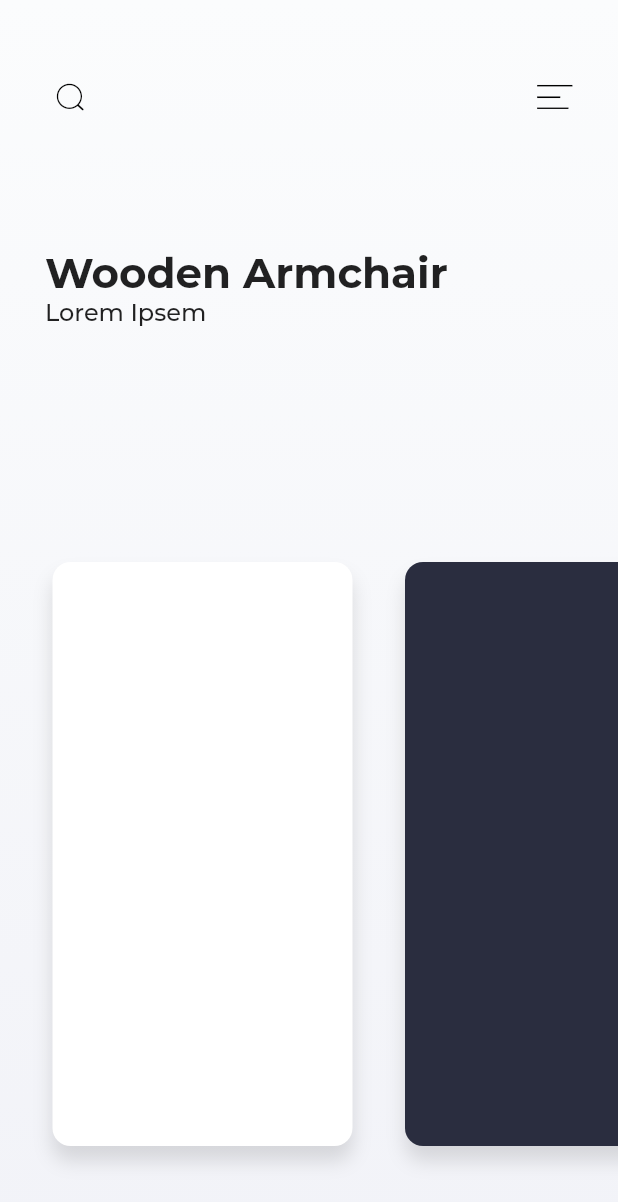
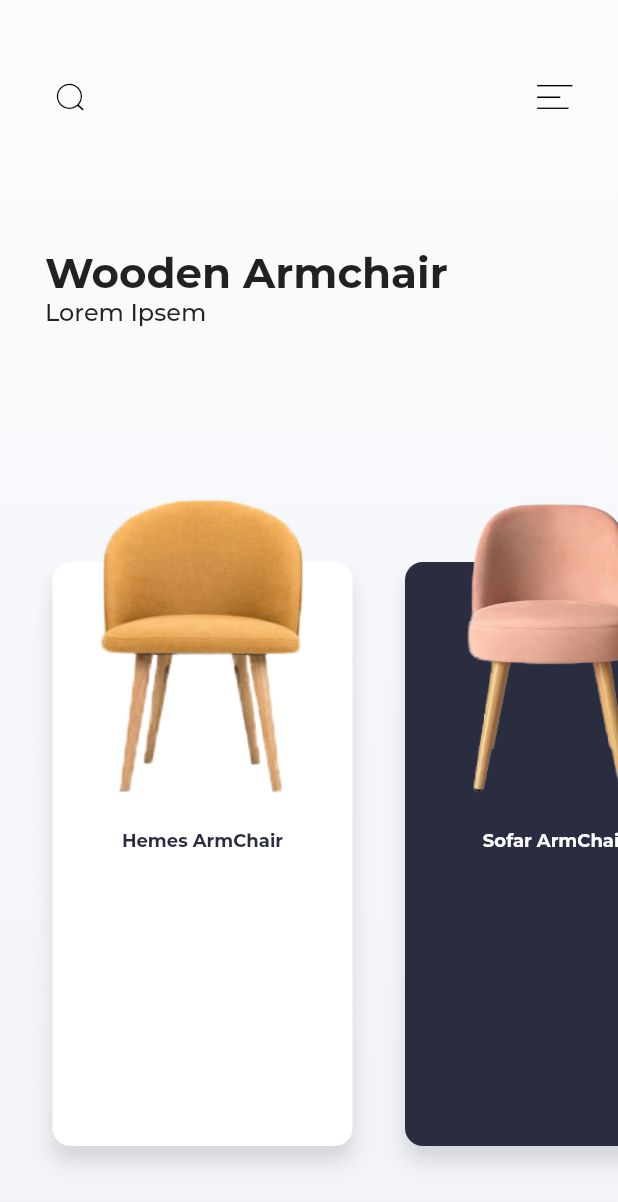
Before and after one commit to xavier-castro/flutter_furniture_app, a Flutter app: the screen it shows after launch, on a phone screen of 412 x 824 dp. Shown: the top 1202 px of the screen. Run offline on Flutter 3.47's test engine with Material 2 defaults, Android fonts, the phone set to English and light mode, and no system bars.

Commit message:
Add Text and images to cards

```diff
--- a/lib/main.dart
+++ b/lib/main.dart
@@ -114,6 +114,37 @@ class _MyAppState extends State<MyApp> {
                                         borderRadius:
                                             BorderRadius.circular(12.0)),
                                   ),
+                                ),
+                                Column(
+                                  crossAxisAlignment: CrossAxisAlignment.center,
+                                  children: <Widget>[
+                                    Image.asset(
+                                      images[index],
+                                      width: 172.5,
+                                      height: 199.0,
+                                    ),
+                                    SizedBox(
+                                      height: 12.0,
+                                    ),
+                                    Padding(
+                                      padding: EdgeInsets.all(12.0),
+                                      child: Column(
+                                        crossAxisAlignment:
+                                            CrossAxisAlignment.start,
+                                        children: <Widget>[
+                                          Text(
+                                            title[index],
+                                            style: TextStyle(
+                                                fontSize: 12.0,
+                                                fontFamily: "Montserrat-Bold",
+                                                color: (index % 2 == 0)
+                                                    ? Color(0xFF2a2d3f)
+                                                    : Colors.white),
+                                          )
+                                        ],
+                                      ),
+                                    )
+                                  ],
                                 )
                               ],
                             ),
```
